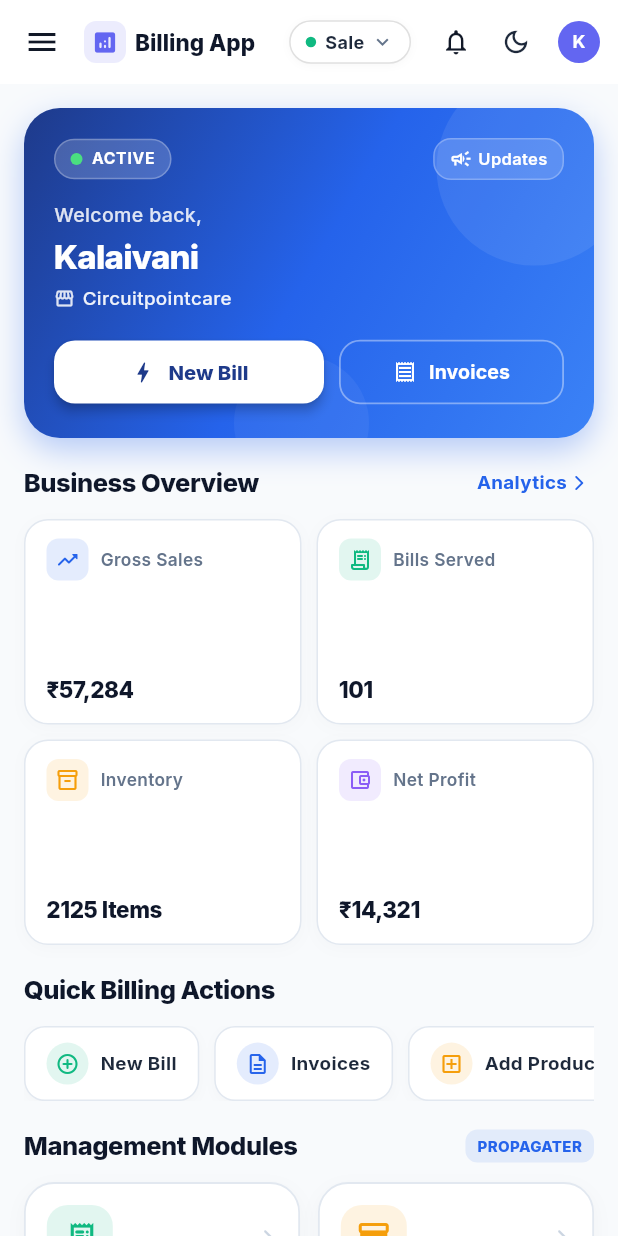
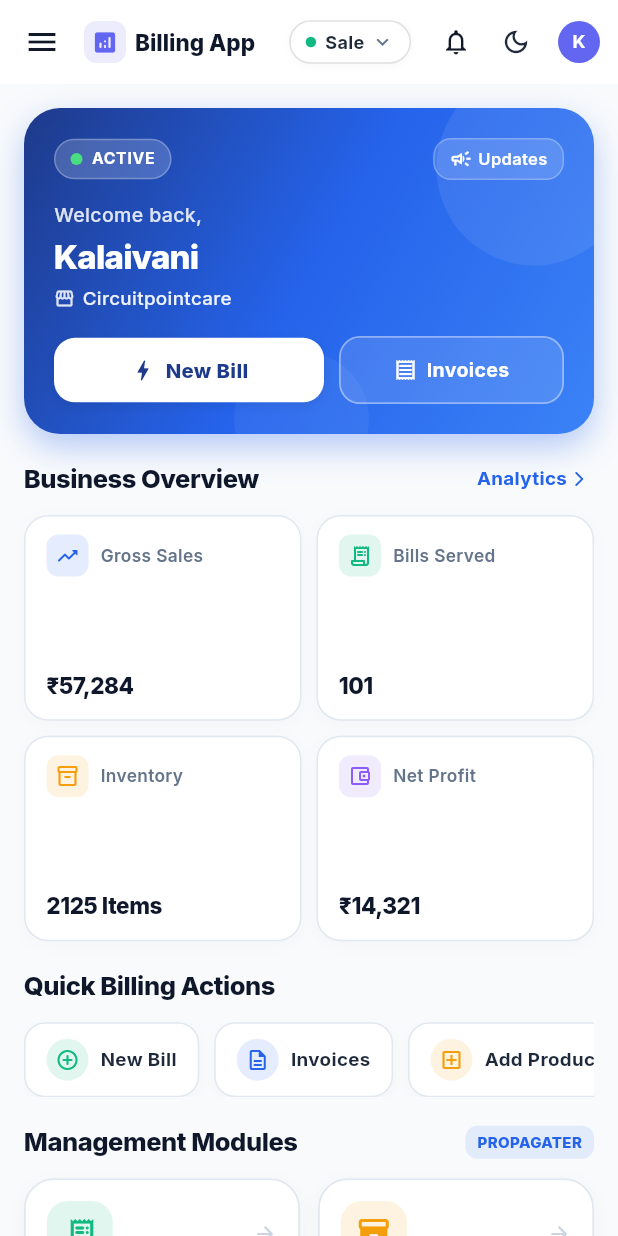
Before and after one commit to Sabari1718/Billing-App, a Flutter app: the DashboardUI screen opened directly, on a phone screen of 412 x 824 dp. Run offline on Flutter 3.47's test engine with Material 3 defaults, Android fonts, the phone set to English and light mode, and no system bars; our stand-ins replace cookie_jar, device_info_plus, dio, dio_cookie_manager, flutter_screenutil, flutter_secure_storage and 13 more; missing offline and left inert: mailer, mobile_scanner, pattern_lock; accounts and stored records are empty; network calls fail.

Commit message:
fix: replace ElevatedButton/OutlinedButton with Material+InkWell to fix TextStyle lerp error and GlobalKey crash

```diff
--- a/lib/Auth/billing dashboardc.dart
+++ b/lib/Auth/billing dashboardc.dart
@@ -688,15 +688,35 @@ class DashboardUI extends StatelessWidget {
                   children: [
                     Expanded(
                       flex: 6,
-                      child: ElevatedButton.icon(
-                        onPressed: () {
+                      child: Material(
+                        color: Colors.transparent,
+                        child: InkWell(
+                          onTap: () {
                             Navigator.push(
                               context,
                               MaterialPageRoute(builder: (_) => CustomerScreen()),
                             );
                           },
-                        icon: const Icon(Icons.bolt_rounded, size: 18, color: Color(0xFF1E3A8A)),
-                        label: Text(
+                          borderRadius: BorderRadius.circular(14),
+                          child: Container(
+                            padding: const EdgeInsets.symmetric(vertical: 12),
+                            decoration: BoxDecoration(
+                              color: Colors.white,
+                              borderRadius: BorderRadius.circular(14),
+                              boxShadow: [
+                                BoxShadow(
+                                  color: Colors.black.withOpacity(0.08),
+                                  blurRadius: 6,
+                                  offset: const Offset(0, 2),
+                                ),
+                              ],
+                            ),
+                            child: Row(
+                              mainAxisAlignment: MainAxisAlignment.center,
+                              children: [
+                                const Icon(Icons.bolt_rounded, size: 18, color: Color(0xFF1E3A8A)),
+                                const SizedBox(width: 6),
+                                Text(
                                   "New Bill",
                                   style: GoogleFonts.inter(
                                     fontSize: 13.5,
@@ -704,13 +724,8 @@ class DashboardUI extends StatelessWidget {
                                     color: const Color(0xFF1E3A8A),
                                   ),
                                 ),
-                        style: ElevatedButton.styleFrom(
-                          backgroundColor: Colors.white,
-                          foregroundColor: const Color(0xFF1E3A8A),
-                          padding: const EdgeInsets.symmetric(vertical: 12),
-                          elevation: 3,
-                          shape: RoundedRectangleBorder(
-                            borderRadius: BorderRadius.circular(14),
+                              ],
+                            ),
                           ),
                         ),
                       ),
@@ -718,15 +733,29 @@ class DashboardUI extends StatelessWidget {
                     const SizedBox(width: 10),
                     Expanded(
                       flex: 5,
-                      child: OutlinedButton.icon(
-                        onPressed: () {
+                      child: Material(
+                        color: Colors.transparent,
+                        child: InkWell(
+                          onTap: () {
                             Navigator.push(
                               context,
                               MaterialPageRoute(builder: (_) => const BillListScreen(token: '')),
                             );
                           },
-                        icon: const Icon(Icons.receipt_outlined, size: 16, color: Colors.white),
-                        label: Text(
+                          borderRadius: BorderRadius.circular(14),
+                          child: Container(
+                            padding: const EdgeInsets.symmetric(vertical: 12),
+                            decoration: BoxDecoration(
+                              color: Colors.white.withOpacity(0.12),
+                              borderRadius: BorderRadius.circular(14),
+                              border: Border.all(color: Colors.white.withOpacity(0.4), width: 1.2),
+                            ),
+                            child: Row(
+                              mainAxisAlignment: MainAxisAlignment.center,
+                              children: [
+                                const Icon(Icons.receipt_outlined, size: 16, color: Colors.white),
+                                const SizedBox(width: 6),
+                                Text(
                                   "Invoices",
                                   style: GoogleFonts.inter(
                                     fontSize: 13,
@@ -734,11 +763,8 @@ class DashboardUI extends StatelessWidget {
                                     color: Colors.white,
                                   ),
                                 ),
-                        style: OutlinedButton.styleFrom(
-                          side: BorderSide(color: Colors.white.withOpacity(0.4), width: 1.2),
-                          padding: const EdgeInsets.symmetric(vertical: 12),
-                          shape: RoundedRectangleBorder(
-                            borderRadius: BorderRadius.circular(14),
+                              ],
+                            ),
                           ),
                         ),
                       ),
```
Lines whose indentation alone changed are shown as unchanged.
